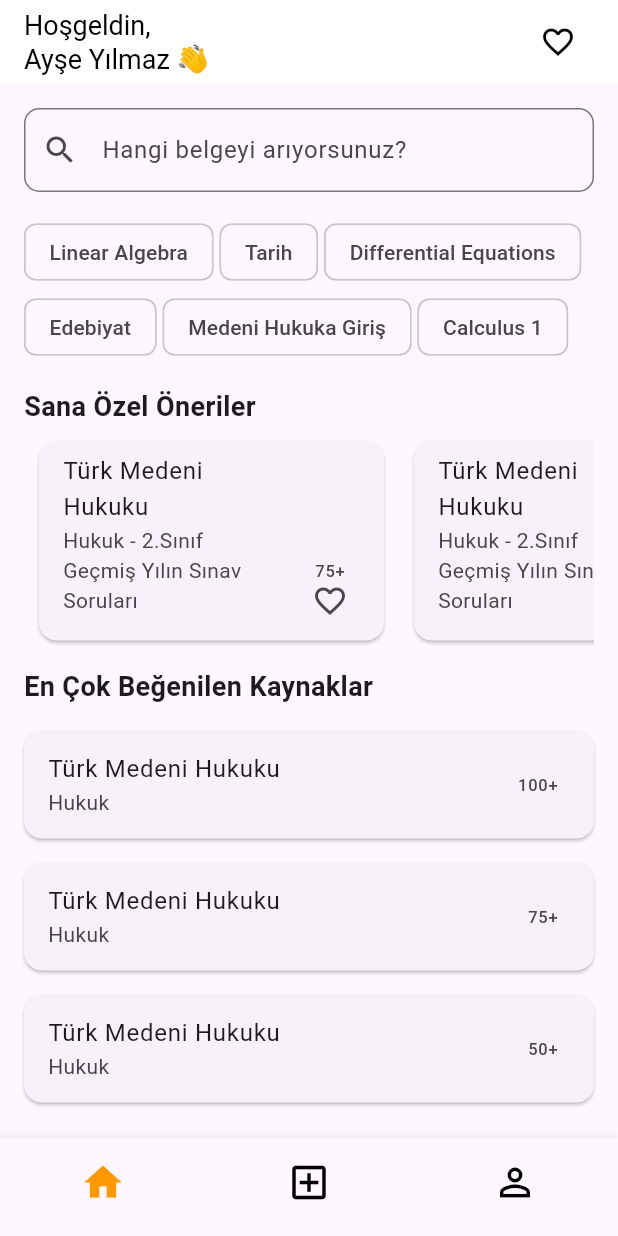
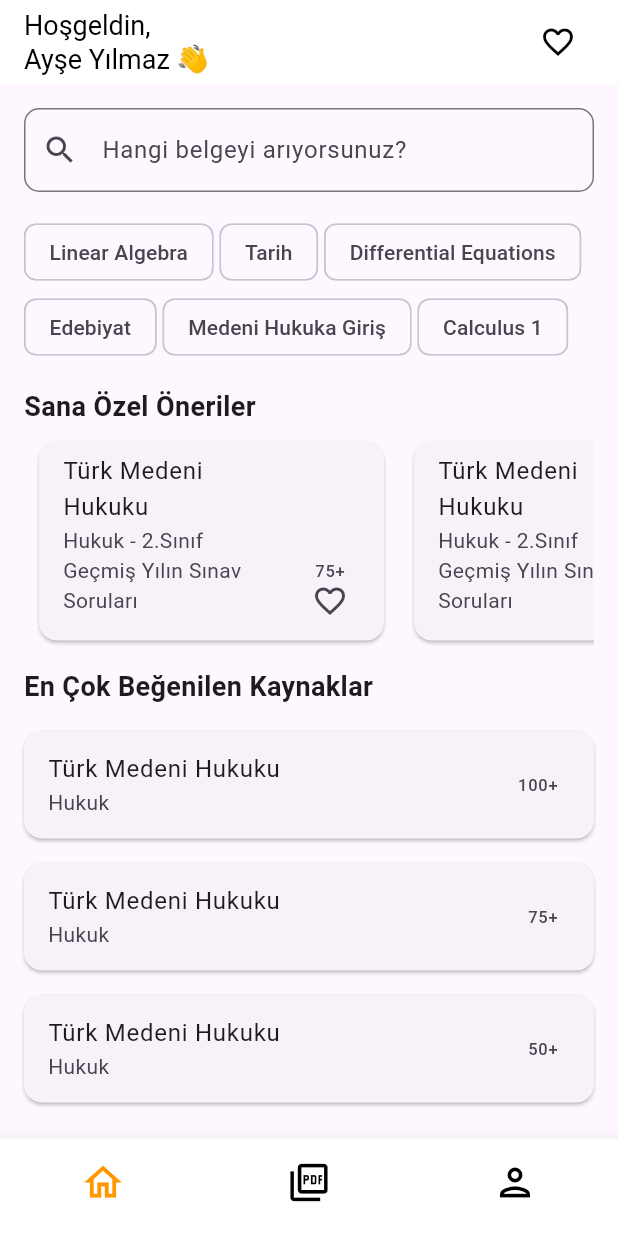
Before and after one commit to IremDenizUnal/StudyFlow_App, a Flutter app: the screen it shows after launch, after a tap on the "favorite outline" icon, on a phone screen of 412 x 824 dp. Run offline on Flutter 3.47's test engine with Material 3 defaults, Android fonts, the phone set to English and light mode, and no system bars.

Commit message:
refactor : bottom navigation bar

```diff
--- a/lib/main.dart
+++ b/lib/main.dart
@@ -1,6 +1,6 @@
 import 'package:flutter/material.dart';
+import 'package:study_flow/pages/bottomnav.dart';
 import 'package:study_flow/pages/homePage/home_page.dart';
-import 'pages/detail_page.dart';
 
 void main() {
   runApp(MyApp());
@@ -13,7 +13,7 @@ class MyApp extends StatelessWidget {
   Widget build(BuildContext context) {
     return MaterialApp(
       debugShowCheckedModeBanner: false,
-      home: HomePage(),
+      home: BottomPage(),
     );
   }
 }
--- /dev/null
+++ b/lib/pages/bottomnav.dart
@@ -0,0 +1,59 @@
+import 'package:flutter/material.dart';
+import 'package:study_flow/pages/detail_page.dart';
+import 'package:study_flow/pages/homePage/home_page.dart';
+import 'package:study_flow/pages/profile_page.dart';
+
+class BottomPage extends StatefulWidget {
+  BottomPage({super.key});
+
+  @override
+  State<BottomPage> createState() => _BottomPageState();
+}
+
+class _BottomPageState extends State<BottomPage> {
+  int _currentIndex = 0;
+
+  List _pages = [
+    HomePage(),
+    DetailPage(),
+    ProfilePage(),
+  ];
+  @override
+  Widget build(BuildContext context) {
+    return Scaffold(
+      body: _pages[_currentIndex],
+      bottomNavigationBar: BottomNavigationBar(
+          showSelectedLabels: false,
+          showUnselectedLabels: false,
+          backgroundColor: Colors.white,
+          selectedItemColor: Colors.orange,
+          unselectedItemColor: Colors.black,
+          currentIndex: _currentIndex,
+          onTap: (index) {
+            setState(() {
+              _currentIndex = index; // Update the index on tap
+            });
+          },
+          items: [
+            BottomNavigationBarItem(
+                icon: Icon(
+                  Icons.home_outlined,
+                  size: 30,
+                ),
+                label: ''),
+            BottomNavigationBarItem(
+                icon: Icon(
+                  Icons.picture_as_pdf_outlined,
+                  size: 30,
+                ),
+                label: ''),
+            BottomNavigationBarItem(
+                icon: Icon(
+                  Icons.person_outlined,
+                  size: 30,
+                ),
+                label: ''),
+          ]),
+    );
+  }
+}
--- a/lib/pages/detail_page.dart
+++ b/lib/pages/detail_page.dart
@@ -66,22 +66,22 @@ class _DetailPageState extends State<DetailPage> {
           ),
         ),
       ),
-      bottomNavigationBar: BottomNavigationBar(
-        items: [
-          BottomNavigationBarItem(
-            icon: Icon(Icons.home),
-            label: 'Home Page',
-          ),
-          BottomNavigationBarItem(
-            icon: Icon(Icons.upload_file),
-            label: 'Upload',
-          ),
-          BottomNavigationBarItem(
-            icon: Icon(Icons.person),
-            label: 'Profile',
-          ),
-        ],
-      ),
+      // bottomNavigationBar: BottomNavigationBar(
+      //   items: [
+      //     BottomNavigationBarItem(
+      //       icon: Icon(Icons.home),
+      //       label: 'Home Page',
+      //     ),
+      //     BottomNavigationBarItem(
+      //       icon: Icon(Icons.upload_file),
+      //       label: 'Upload',
+      //     ),
+      //     BottomNavigationBarItem(
+      //       icon: Icon(Icons.person),
+      //       label: 'Profile',
+      //     ),
+      //   ],
+      // ),
     );
   }
 
--- a/lib/pages/homePage/home_page.dart
+++ b/lib/pages/homePage/home_page.dart
@@ -72,38 +72,38 @@ class _HomePageState extends State<HomePage> {
           ],
         ),
       ),
-      bottomNavigationBar: BottomNavigationBar(
-        currentIndex: 0,
-        showSelectedLabels: false,
-        showUnselectedLabels: false,
-        onTap: (index) {},
-        items: [
-          BottomNavigationBarItem(
-            icon: Icon(
-              Icons.home,
-              color: Colors.orange,
-              size: 30,
-            ),
-            label: '',
-          ),
-          BottomNavigationBarItem(
-            icon: Icon(
-              Icons.add_box_outlined,
-              color: Colors.black,
-              size: 30,
-            ),
-            label: '',
-          ),
-          BottomNavigationBarItem(
-            icon: Icon(
-              Icons.person_outline,
-              color: Colors.black,
-              size: 30,
-            ),
-            label: '',
-          ),
-        ],
-      ),
+      // bottomNavigationBar: BottomNavigationBar(
+      //   currentIndex: 0,
+      //   showSelectedLabels: false,
+      //   showUnselectedLabels: false,
+      //   onTap: (index) {},
+      //   items: [
+      //     BottomNavigationBarItem(
+      //       icon: Icon(
+      //         Icons.home,
+      //         color: Colors.orange,
+      //         size: 30,
+      //       ),
+      //       label: '',
+      //     ),
+      //     BottomNavigationBarItem(
+      //       icon: Icon(
+      //         Icons.add_box_outlined,
+      //         color: Colors.black,
+      //         size: 30,
+      //       ),
+      //       label: '',
+      //     ),
+      //     BottomNavigationBarItem(
+      //       icon: Icon(
+      //         Icons.person_outline,
+      //         color: Colors.black,
+      //         size: 30,
+      //       ),
+      //       label: '',
+      //     ),
+      //   ],
+      // ),
     );
   }
 }
--- a/lib/pages/profile_page.dart
+++ b/lib/pages/profile_page.dart
@@ -0,0 +1,15 @@
+import 'package:flutter/material.dart';
+
+class ProfilePage extends StatefulWidget {
+  const ProfilePage({super.key});
+
+  @override
+  State<ProfilePage> createState() => _ProfilePageState();
+}
+
+class _ProfilePageState extends State<ProfilePage> {
+  @override
+  Widget build(BuildContext context) {
+    return const Placeholder();
+  }
+}
```
